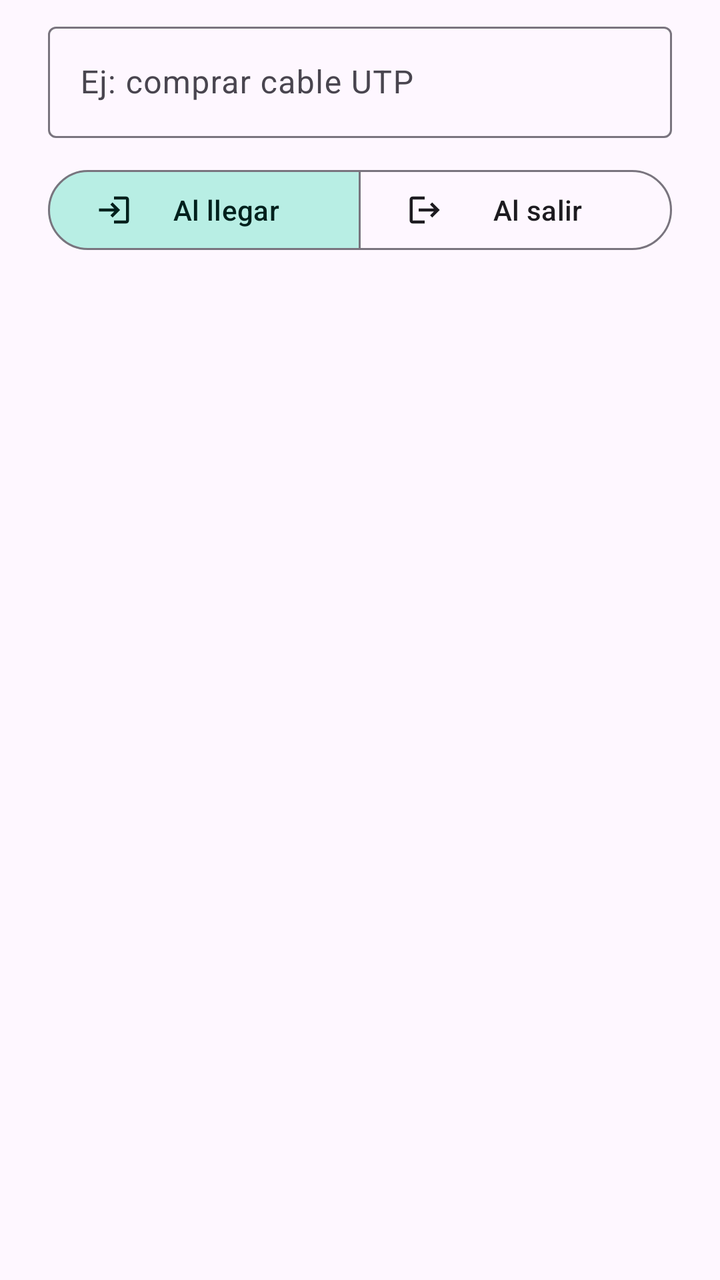
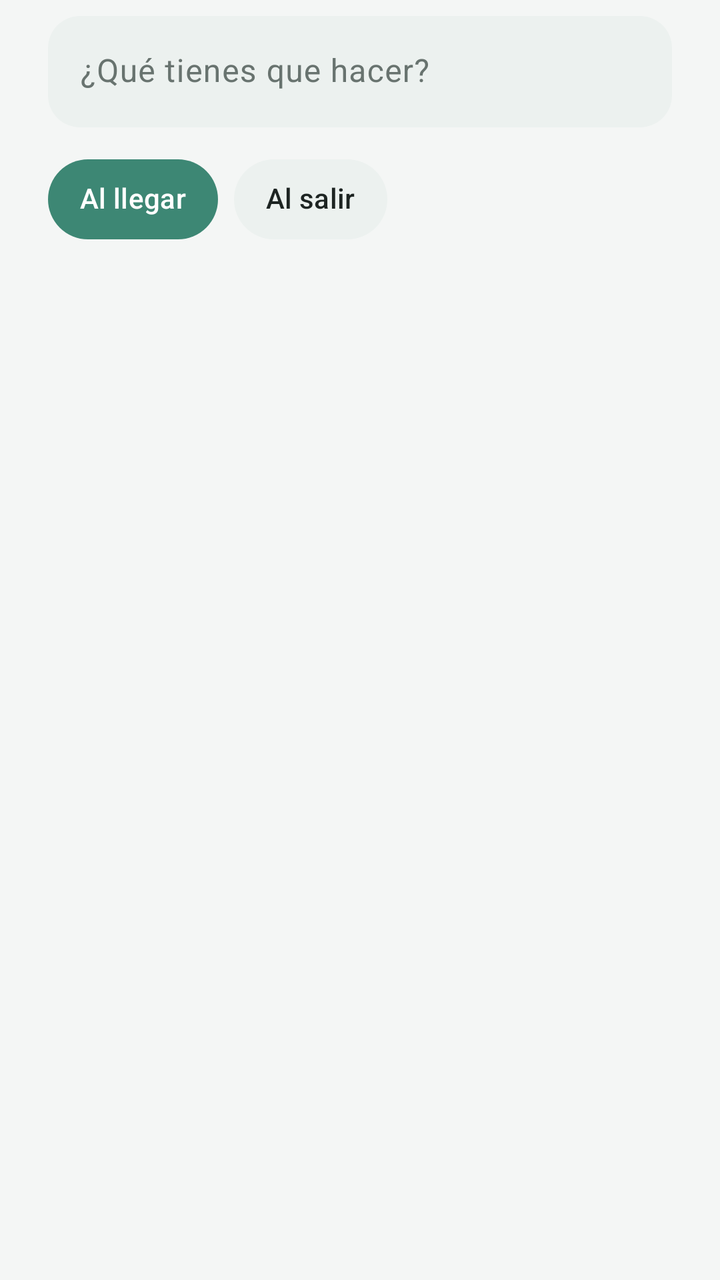

Compare the two renders of this Android layout. The source of the first and the diff that turns it into the second are given below.
<!-- AndroidManifest.xml: application theme Theme.Recuerdame -->
<!-- res/layout/dialog_note.xml -->
<?xml version="1.0" encoding="utf-8"?>
<LinearLayout xmlns:android="http://schemas.android.com/apk/res/android"
    xmlns:app="http://schemas.android.com/apk/res-auto"
    android:layout_width="match_parent"
    android:layout_height="wrap_content"
    android:orientation="vertical"
    android:paddingStart="24dp"
    android:paddingTop="8dp"
    android:paddingEnd="24dp">

    <com.google.android.material.textfield.TextInputLayout
        style="@style/Widget.Material3.TextInputLayout.OutlinedBox"
        android:layout_width="match_parent"
        android:layout_height="wrap_content"
        android:hint="Ej: comprar cable UTP">

        <com.google.android.material.textfield.TextInputEditText
            android:id="@+id/dialog_note_input"
            android:layout_width="match_parent"
            android:layout_height="wrap_content"
            android:inputType="textCapSentences|textMultiLine"
            android:maxLines="3" />
    </com.google.android.material.textfield.TextInputLayout>

    <com.google.android.material.button.MaterialButtonToggleGroup
        android:id="@+id/dialog_trigger_group"
        android:layout_width="match_parent"
        android:layout_height="wrap_content"
        android:layout_marginTop="12dp"
        app:checkedButton="@+id/dlg_arrive"
        app:selectionRequired="true"
        app:singleSelection="true">

        <com.google.android.material.button.MaterialButton
            android:id="@+id/dlg_arrive"
            style="@style/Widget.Material3.Button.OutlinedButton"
            android:layout_width="0dp"
            android:layout_height="wrap_content"
            android:layout_weight="1"
            android:text="Al llegar"
            app:icon="@drawable/ic_arrive" />

        <com.google.android.material.button.MaterialButton
            android:id="@+id/dlg_leave"
            style="@style/Widget.Material3.Button.OutlinedButton"
            android:layout_width="0dp"
            android:layout_height="wrap_content"
            android:layout_weight="1"
            android:text="Al salir"
            app:icon="@drawable/ic_leave" />
    </com.google.android.material.button.MaterialButtonToggleGroup>
</LinearLayout>
<!-- resources referenced by this layout -->
<resources>
  <!-- drawable ic_leave (drawable) -->
  <?xml version="1.0" encoding="utf-8"?>
  <vector xmlns:android="http://schemas.android.com/apk/res/android" android:width="24dp" android:height="24dp" android:viewportWidth="24" android:viewportHeight="24" android:tint="?attr/colorControlNormal">
      <path android:fillColor="@android:color/white" android:pathData="M17,7l-1.41,1.41L18.17,11H8v2h10.17l-2.58,2.58L17,17l5,-5zM4,5h8V3H4c-1.1,0 -2,0.9 -2,2v14c0,1.1 0.9,2 2,2h8v-2H4V5z"/>
  </vector>
  <style name="Theme.Recuerdame" parent="Theme.Material3.DayNight">
          <item name="colorPrimary">@color/brand</item>
          <item name="colorOnPrimary">@color/brand_on</item>
          <item name="colorPrimaryContainer">@color/brand_container</item>
          <item name="colorOnPrimaryContainer">@color/brand_on_container</item>
          <item name="colorSecondaryContainer">@color/brand_container</item>
          <item name="colorOnSecondaryContainer">@color/brand_on_container</item>
      </style>
  <color name="brand">#0B7A6E</color>
  <color name="brand_on">#FFFFFF</color>
  <color name="brand_container">#B8EEE4</color>
  <color name="brand_on_container">#00201C</color>
  <!-- unchanged entries left out for length: 1 -->
</resources>

<!-- the commit's change to res/layout/dialog_note.xml (unified diff, before → after) -->
@@ -9,10 +9,10 @@
     android:paddingEnd="24dp">
 
     <com.google.android.material.textfield.TextInputLayout
-        style="@style/Widget.Material3.TextInputLayout.OutlinedBox"
+        style="@style/SoftInput"
         android:layout_width="match_parent"
         android:layout_height="wrap_content"
-        android:hint="Ej: comprar cable UTP">
+        android:hint="¿Qué tienes que hacer?">
 
         <com.google.android.material.textfield.TextInputEditText
             android:id="@+id/dialog_note_input"
@@ -22,31 +22,29 @@
             android:maxLines="3" />
     </com.google.android.material.textfield.TextInputLayout>
 
-    <com.google.android.material.button.MaterialButtonToggleGroup
+    <com.google.android.material.chip.ChipGroup
         android:id="@+id/dialog_trigger_group"
         android:layout_width="match_parent"
         android:layout_height="wrap_content"
         android:layout_marginTop="12dp"
-        app:checkedButton="@+id/dlg_arrive"
+        app:checkedChip="@+id/dlg_arrive"
         app:selectionRequired="true"
         app:singleSelection="true">
 
-        <com.google.android.material.button.MaterialButton
+        <com.google.android.material.chip.Chip
             android:id="@+id/dlg_arrive"
-            style="@style/Widget.Material3.Button.OutlinedButton"
-            android:layout_width="0dp"
+            style="@style/SoftChip"
+            android:layout_width="wrap_content"
             android:layout_height="wrap_content"
-            android:layout_weight="1"
             android:text="Al llegar"
-            app:icon="@drawable/ic_arrive" />
+            app:chipIcon="@drawable/ic_arrive" />
 
-        <com.google.android.material.button.MaterialButton
+        <com.google.android.material.chip.Chip
             android:id="@+id/dlg_leave"
-            style="@style/Widget.Material3.Button.OutlinedButton"
-            android:layout_width="0dp"
+            style="@style/SoftChip"
+            android:layout_width="wrap_content"
             android:layout_height="wrap_content"
-            android:layout_weight="1"
             android:text="Al salir"
-            app:icon="@drawable/ic_leave" />
-    </com.google.android.material.button.MaterialButtonToggleGroup>
+            app:chipIcon="@drawable/ic_leave" />
+    </com.google.android.material.chip.ChipGroup>
 </LinearLayout>
<!-- resource entries referenced after the edit -->
@@ -5,18 +5,66 @@
   <vector xmlns:android="http://schemas.android.com/apk/res/android" android:width="24dp" android:height="24dp" android:viewportWidth="24" android:viewportHeight="24" android:tint="?attr/colorControlNormal">
       <path android:fillColor="@android:color/white" android:pathData="M17,7l-1.41,1.41L18.17,11H8v2h10.17l-2.58,2.58L17,17l5,-5zM4,5h8V3H4c-1.1,0 -2,0.9 -2,2v14c0,1.1 0.9,2 2,2h8v-2H4V5z"/>
   </vector>
-  <style name="Theme.Recuerdame" parent="Theme.Material3.DayNight">
-          <item name="colorPrimary">@color/brand</item>
-          <item name="colorOnPrimary">@color/brand_on</item>
-          <item name="colorPrimaryContainer">@color/brand_container</item>
-          <item name="colorOnPrimaryContainer">@color/brand_on_container</item>
-          <item name="colorSecondaryContainer">@color/brand_container</item>
-          <item name="colorOnSecondaryContainer">@color/brand_on_container</item>
+  <style name="SoftChip" parent="Widget.Material3.Chip.Filter">
+          <item name="chipBackgroundColor">@color/chip_bg</item>
+          <item name="chipStrokeWidth">0dp</item>
+          <item name="android:textColor">@color/chip_text</item>
+          <item name="checkedIconVisible">false</item>
+          <item name="chipIconTint">@color/chip_text</item>
+          <item name="chipMinHeight">40dp</item>
+          <item name="chipCornerRadius">20dp</item>
       </style>
-  <color name="brand">#0B7A6E</color>
-  <color name="brand_on">#FFFFFF</color>
-  <color name="brand_container">#B8EEE4</color>
-  <color name="brand_on_container">#00201C</color>
+  <style name="SoftInput" parent="Widget.Material3.TextInputLayout.FilledBox">
+          <item name="boxBackgroundColor">@color/surface_soft</item>
+          <item name="boxStrokeWidth">0dp</item>
+          <item name="boxStrokeWidthFocused">0dp</item>
+          <item name="boxCornerRadiusTopStart">16dp</item>
+          <item name="boxCornerRadiusTopEnd">16dp</item>
+          <item name="boxCornerRadiusBottomStart">16dp</item>
+          <item name="boxCornerRadiusBottomEnd">16dp</item>
+          <item name="hintTextColor">@color/primary</item>
+      </style>
+  <style name="Theme.Recuerdame" parent="Theme.Material3.DayNight.NoActionBar">
+          <item name="colorPrimary">@color/primary</item>
+          <item name="colorOnPrimary">@color/on_primary</item>
+          <item name="colorPrimaryContainer">@color/primary_soft</item>
+          <item name="colorOnPrimaryContainer">@color/on_primary_soft</item>
+          <item name="colorSecondary">@color/primary</item>
+          <item name="colorOnSecondary">@color/on_primary</item>
+          <item name="colorSecondaryContainer">@color/primary_soft</item>
+          <item name="colorOnSecondaryContainer">@color/on_primary_soft</item>
+          <item name="colorTertiaryContainer">@color/leave_soft</item>
+          <item name="colorOnTertiaryContainer">@color/leave_text</item>
+          <item name="android:colorBackground">@color/bg</item>
+          <item name="colorSurface">@color/surface</item>
+          <item name="colorOnSurface">@color/text</item>
+          <item name="colorSurfaceVariant">@color/surface_soft</item>
+          <item name="colorOnSurfaceVariant">@color/text_soft</item>
+          <item name="colorSurfaceContainerLowest">@color/surface</item>
+          <item name="colorSurfaceContainerLow">@color/surface</item>
+          <item name="colorSurfaceContainer">@color/surface</item>
+          <item name="colorSurfaceContainerHigh">@color/surface</item>
+          <item name="colorSurfaceContainerHighest">@color/surface_soft</item>
+          <item name="colorOutline">@color/outline</item>
+          <item name="colorOutlineVariant">@color/divider</item>
+          <item name="android:statusBarColor">@color/bg</item>
+          <item name="android:navigationBarColor">@color/bg</item>
+          <item name="android:windowLightStatusBar">@bool/light_bars</item>
+          <item name="android:windowLightNavigationBar" tools:targetApi="27">@bool/light_bars</item>
+      </style>
+  <color name="surface_soft">#ECF1EF</color>
+  <color name="primary">#3D8774</color>
+  <color name="on_primary">#FFFFFF</color>
+  <color name="primary_soft">#DCEEE8</color>
+  <color name="on_primary_soft">#1E4F43</color>
+  <color name="leave_soft">#F9E6DD</color>
+  <color name="leave_text">#9A4B30</color>
+  <color name="bg">#F4F6F5</color>
+  <color name="surface">#FFFFFF</color>
+  <color name="text">#1D2422</color>
+  <color name="text_soft">#68736F</color>
+  <color name="outline">#C9D2CE</color>
+  <color name="divider">#E4EAE7</color>
   <!-- unchanged entries left out for length: 1 -->
 </resources>
 
